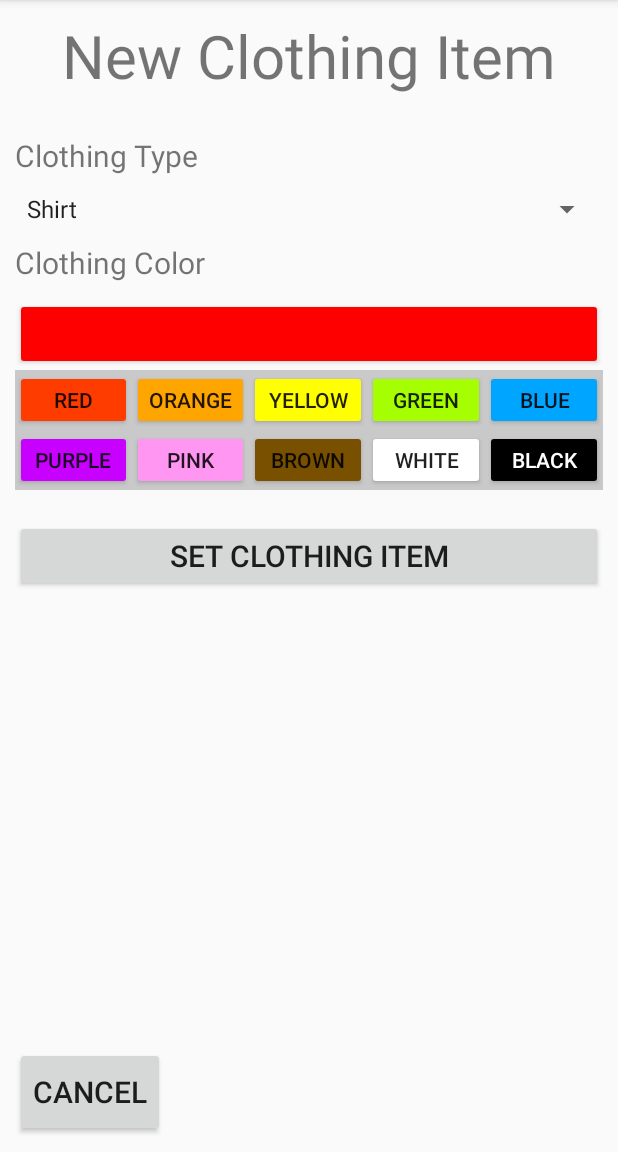
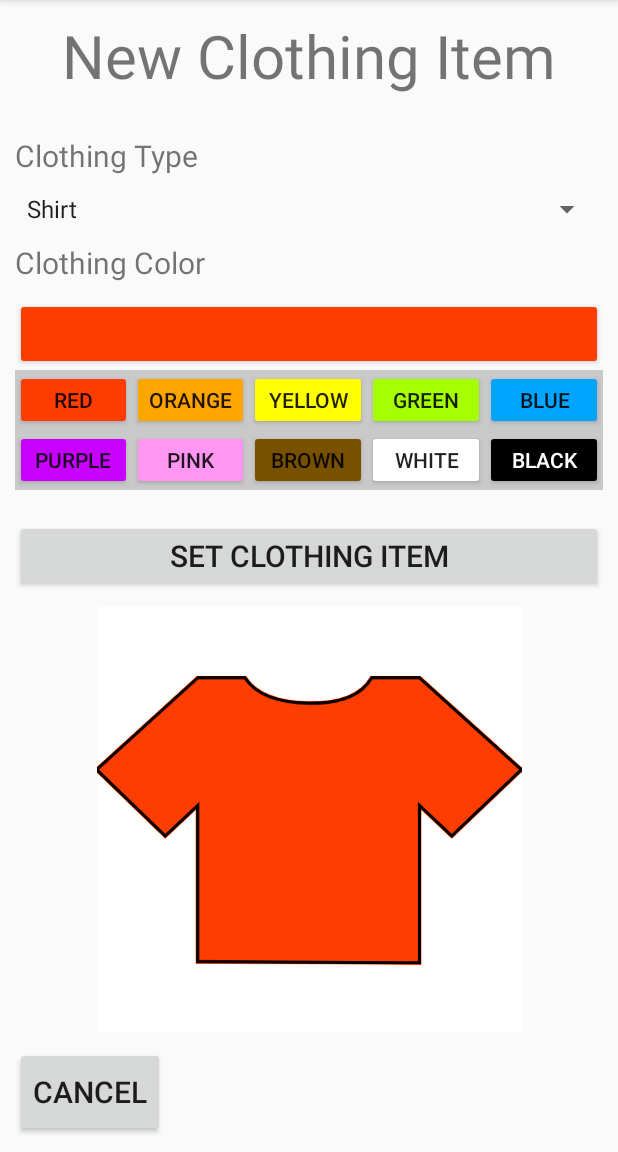
Before and after one commit to Ranger645/wardrobeManager, an Android app: the NewClothingItemActivity screen opened directly, with no data from a screen before it, on a phone screen of 412 x 824 dp, the part 84-1236 px from its top. Run offline under Robolectric (Android 15) with nearby library versions, the phone set to English and light mode, and no system bars.

Commit message:
I made the skeleton for the ClothingItem object class and made the color buttons change the preview image color.

```diff
--- /dev/null
+++ b/app/src/main/java/com/android/wardrobeManager/ClothingItem.java
@@ -0,0 +1,30 @@
+package com.android.wardrobeManager;
+
+public class ClothingItem {
+
+    int color;
+    String clothingType;
+
+    public ClothingItem(int color, String clothingType) {
+        this.color = color;
+        this.clothingType = clothingType;
+    }
+
+    public void SetColor(int color) {
+        this.color = color;
+    }
+
+    public void SetClothingType(String clothingType) {
+        this.clothingType = clothingType;
+    }
+
+    public int GetColor() {
+        return color;
+    }
+
+    public String GetClothingType() {
+        return clothingType;
+    }
+
+
+}
--- a/app/src/main/java/com/android/wardrobeManager/NewClothingItemActivity.java
+++ b/app/src/main/java/com/android/wardrobeManager/NewClothingItemActivity.java
@@ -1,21 +1,42 @@
 package com.android.wardrobeManager;
 
+import android.content.res.ColorStateList;
+import android.graphics.PorterDuff;
 import android.support.v7.app.AppCompatActivity;
 import android.os.Bundle;
 import android.view.View;
+import android.widget.ImageView;
 
 public class NewClothingItemActivity extends AppCompatActivity {
+
+    ClothingItem newClothingItem = null;
 
     @Override
     protected void onCreate(Bundle savedInstanceState) {
         super.onCreate(savedInstanceState);
         setContentView(R.layout.activity_new_clothing_item);
 
+        int defaultColor = getResources().getColor(R.color.red);
+
+        newClothingItem = new ClothingItem(defaultColor, "shirt");
+        ((ImageView)findViewById(R.id.newClothingItemImagePreview)).setColorFilter(defaultColor, PorterDuff.Mode.OVERLAY);
+
     }
 
+    public void updateColor(View view) {
 
+        ColorStateList updateColor = findViewById(view.getId()).getBackgroundTintList();
+        findViewById(R.id.colorPreview).setBackgroundTintList(updateColor);
+
+        int color = updateColor.getDefaultColor();
+        ((ImageView)findViewById(R.id.newClothingItemImagePreview)).setColorFilter(color, PorterDuff.Mode.OVERLAY);
+
+
+
+    }
 
     public void goToPreviousActivity(View view) {
         finish();
     }
+
 }
--- a/app/src/main/res/layout/activity_new_clothing_item.xml
+++ b/app/src/main/res/layout/activity_new_clothing_item.xml
@@ -36,7 +36,8 @@
             android:layout_width="75dp"
             android:layout_height="40dp"
             android:layout_weight="1"
-            android:backgroundTint="#FF3C00"
+            android:backgroundTint="@color/red"
+            android:onClick="updateColor"
             android:paddingStart="0dp"
             android:paddingEnd="0dp"
             android:text="Red" />
@@ -46,7 +47,8 @@
             android:layout_width="75dp"
             android:layout_height="40dp"
             android:layout_weight="1"
-            android:backgroundTint="#FFA500"
+            android:backgroundTint="@color/orange"
+            android:onClick="updateColor"
             android:paddingStart="0dp"
             android:paddingEnd="0dp"
             android:text="Orange" />
@@ -56,7 +58,8 @@
             android:layout_width="75dp"
             android:layout_height="40dp"
             android:layout_weight="1"
-            android:backgroundTint="#FFFF00"
+            android:backgroundTint="@color/yellow"
+            android:onClick="updateColor"
             android:paddingStart="0dp"
             android:paddingEnd="0dp"
             android:text="Yellow" />
@@ -66,7 +69,8 @@
             android:layout_width="75dp"
             android:layout_height="40dp"
             android:layout_weight="1"
-            android:backgroundTint="#A5FF00"
+            android:backgroundTint="@color/green"
+            android:onClick="updateColor"
             android:paddingStart="0dp"
             android:paddingEnd="0dp"
             android:text="Green" />
@@ -76,7 +80,8 @@
             android:layout_width="75dp"
             android:layout_height="40dp"
             android:layout_weight="1"
-            android:backgroundTint="#00A5FF"
+            android:backgroundTint="@color/blue"
+            android:onClick="updateColor"
             android:paddingStart="0dp"
             android:paddingEnd="0dp"
             android:text="Blue" />
@@ -101,7 +106,8 @@
             android:layout_width="75dp"
             android:layout_height="40dp"
             android:layout_weight="1"
-            android:backgroundTint="#C800FF"
+            android:backgroundTint="@color/purple"
+            android:onClick="updateColor"
             android:paddingStart="0dp"
             android:paddingEnd="0dp"
             android:text="Purple" />
@@ -111,7 +117,8 @@
             android:layout_width="75dp"
             android:layout_height="40dp"
             android:layout_weight="1"
-            android:backgroundTint="#FF96F1"
+            android:backgroundTint="@color/pink"
+            android:onClick="updateColor"
             android:paddingStart="0dp"
             android:paddingEnd="0dp"
             android:text="Pink" />
@@ -121,7 +128,8 @@
             android:layout_width="75dp"
             android:layout_height="40dp"
             android:layout_weight="1"
-            android:backgroundTint="#785000"
+            android:backgroundTint="@color/brown"
+            android:onClick="updateColor"
             android:paddingStart="0dp"
             android:paddingEnd="0dp"
             android:text="Brown" />
@@ -131,7 +139,8 @@
             android:layout_width="75dp"
             android:layout_height="40dp"
             android:layout_weight="1"
-            android:backgroundTint="#FFFFFF"
+            android:backgroundTint="@color/white"
+            android:onClick="updateColor"
             android:paddingStart="0dp"
             android:paddingEnd="0dp"
             android:text="White" />
@@ -141,7 +150,8 @@
             android:layout_width="75dp"
             android:layout_height="40dp"
             android:layout_weight="1"
-            android:backgroundTint="#000000"
+            android:backgroundTint="@color/black"
+            android:onClick="updateColor"
             android:paddingStart="0dp"
             android:paddingEnd="0dp"
             android:text="Black"
@@ -203,13 +213,13 @@
         android:layout_marginStart="10dp"
         android:layout_marginTop="10dp"
         android:layout_marginEnd="10dp"
-        android:backgroundTint="#FF0000"
+        android:backgroundTint="@color/red"
         app:layout_constraintEnd_toEndOf="parent"
         app:layout_constraintStart_toStartOf="parent"
         app:layout_constraintTop_toBottomOf="@+id/clothingColorHeader" />
 
     <Button
-        android:id="@+id/button11"
+        android:id="@+id/setClothingItemButton"
         android:layout_width="0dp"
         android:layout_height="wrap_content"
         android:layout_marginStart="10dp"
@@ -221,4 +231,19 @@
         app:layout_constraintStart_toStartOf="parent"
         app:layout_constraintTop_toBottomOf="@+id/linearLayout4" />
 
+    <ImageView
+        android:id="@+id/newClothingItemImagePreview"
+        android:layout_width="0dp"
+        android:layout_height="0dp"
+        android:layout_marginStart="10dp"
+        android:layout_marginTop="10dp"
+        android:layout_marginEnd="10dp"
+        android:layout_marginBottom="10dp"
+        android:background="#00FF0000"
+        app:layout_constraintBottom_toTopOf="@+id/newClothingItemBackButton"
+        app:layout_constraintEnd_toEndOf="parent"
+        app:layout_constraintStart_toStartOf="parent"
+        app:layout_constraintTop_toBottomOf="@+id/setClothingItemButton"
+        app:srcCompat="@drawable/gray_shirt" />
+
 </android.support.constraint.ConstraintLayout>
--- a/app/src/main/res/values/colors.xml
+++ b/app/src/main/res/values/colors.xml
@@ -3,4 +3,16 @@
     <color name="colorPrimary">#008577</color>
     <color name="colorPrimaryDark">#00574B</color>
     <color name="colorAccent">#D81B60</color>
+    <color name="red">#FF3C00</color>
+    <color name="orange">#FFA500</color>
+    <color name="yellow">#FFFF00</color>
+    <color name="green">#A5FF00</color>
+    <color name="blue">#00A5FF</color>
+    <color name="purple">#C800FF</color>
+    <color name="pink">#FF96F1</color>
+    <color name="brown">#785000</color>
+    <color name="white">#FFFFFF</color>
+    <color name="black">#000000</color>
+
+
 </resources>
```
Also changed, not shown: app/src/main/res/drawable/gray_shirt.jpg (added), app/src/main/res/drawable/gray_shoes.jpg (added), app/src/main/res/drawable/gray_shorts.jpg (added).
